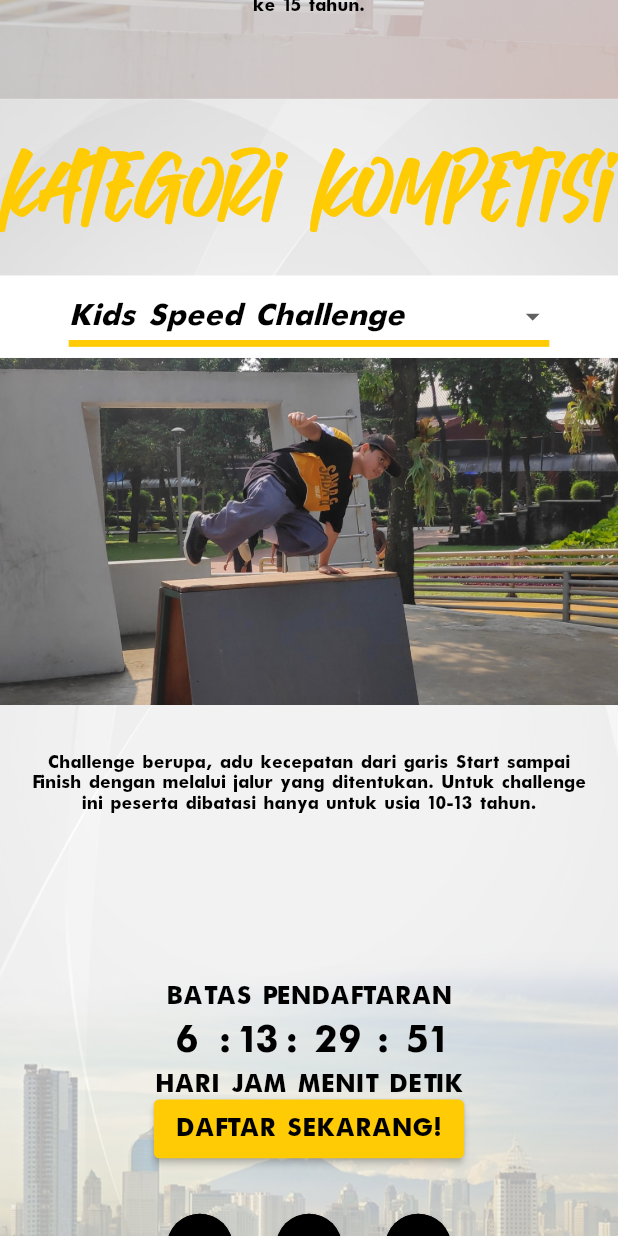
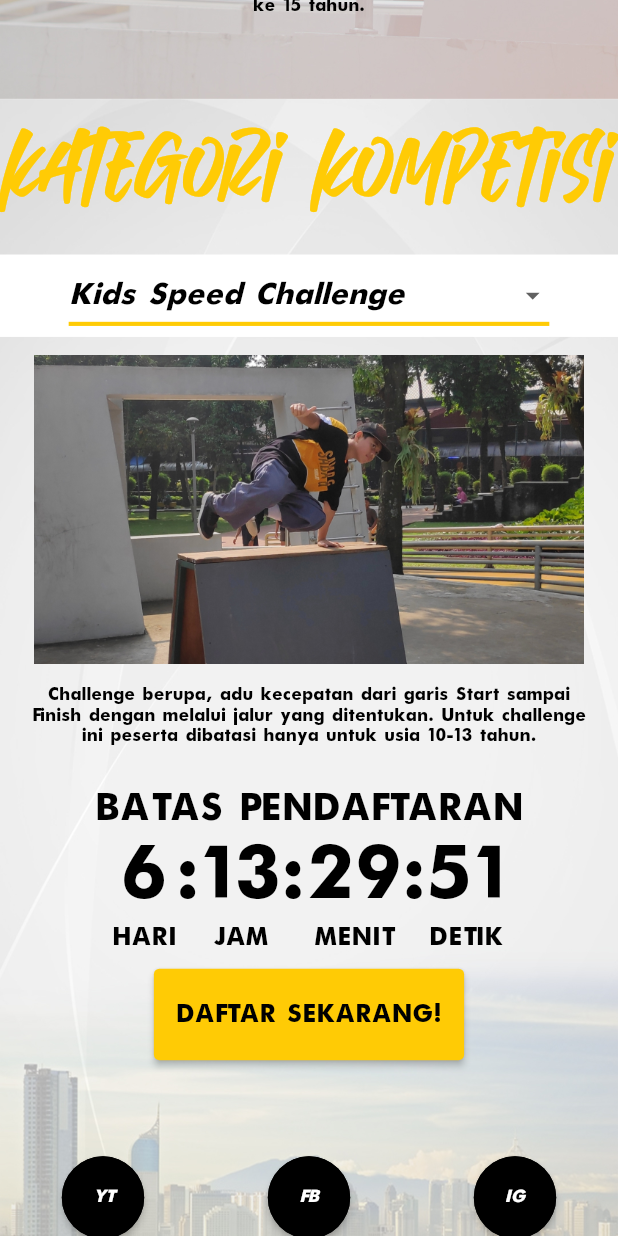
Before and after one commit to nurihsan95/website-parkourjkt, a Flutter app: the screen it shows after launch, scrolled down 1728 dp, on a phone screen of 412 x 824 dp. Run offline on Flutter 3.47's test engine with Material 2 defaults, Android fonts, the phone set to English and light mode, and no system bars; drawn by our look-alikes of auto_size_text; our stand-ins replace firebase_core, font_awesome_flutter, responsive_framework; accounts and stored records are empty.

Commit message:
Layout and countdownd fixes

```diff
--- a/lib/view/dessign_pattern/bullet_text.dart
+++ b/lib/view/dessign_pattern/bullet_text.dart
@@ -20,10 +20,7 @@
     } else {
       fontsize = SubContentStyle.fontSize;
     }
-    return Container(
-      alignment: Alignment.center,
-      width: screenSize.width * 0.325,
-      height: screenSize.height * 0.325,
+    return Center(
       child: AutoSizeText(
         text,
         textAlign: TextAlign.center,
--- a/lib/view/dessign_pattern/countdown.dart
+++ b/lib/view/dessign_pattern/countdown.dart
@@ -19,6 +19,7 @@
   }
 
   Timer? countdownTimer;
+  bool _isOver = false;
 
   static DateTime finalDateTime =
       DateTime(2022, 8, 28); //TODO: Set tanggal sebenarnya
@@ -36,6 +37,7 @@
       final seconds = dateDifference.inSeconds - reduceSecondsBy;
       if (seconds < 0) {
         countdownTimer!.cancel();
+        _isOver = true;
       } else {
         dateDifference = Duration(seconds: seconds);
       }
@@ -236,7 +238,7 @@
               onPrimary: Color(0xFF000000),
               primary: Color(0xFFFFcb05),
             ),
-            onPressed: _launchURL,
+            onPressed: _isOver ? null : _launchURL,
             child: Padding(
               padding: EdgeInsets.symmetric(vertical: 2),
               child: AutoSizeText(
--- a/lib/view/dessign_pattern/dropdown_tab.dart
+++ b/lib/view/dessign_pattern/dropdown_tab.dart
@@ -25,7 +25,8 @@
       font = ContentStyle.fontSize;
     }
     return Column(mainAxisAlignment: MainAxisAlignment.spaceEvenly, children: [
-      Container(
+      Flexible(
+        child: Container(
           color: Colors.white,
           width: double.maxFinite,
           child: Padding(
@@ -38,7 +39,7 @@
               style: SubContentStyle.copyWith(fontSize: 24),
               value: dropdownValue,
               underline: Container(
-              height: 5,
+                height: 3,
                 color: Color(0xFFFFcb05),
               ),
               items: <String>[
@@ -76,7 +77,9 @@
             ),
           ),
         ),
+      ),
       Flexible(
+        flex: 3,
         child: SizedBox(
             width: double.maxFinite,
             height: 600,
--- a/lib/view/dessign_pattern/social_media_button.dart
+++ b/lib/view/dessign_pattern/social_media_button.dart
@@ -30,7 +30,7 @@
 
     return CircleAvatar(
       backgroundColor: Colors.black,
-      radius: 24,
+      radius: 30,
       child: ElevatedButton(
         onPressed: _launchURL,
         child: Center(
--- a/lib/view/home.dart
+++ b/lib/view/home.dart
@@ -91,7 +91,7 @@
                 eventDate,
                 style: HeaderStyle,
                 textAlign: TextAlign.center,
-                presetFontSizes: [30, 24],
+                presetFontSizes: [30, 24, 20],
                 maxLines: 3,
               ),
             ),
@@ -112,7 +112,8 @@
                   child: Row(
                     mainAxisAlignment: MainAxisAlignment.center,
                     children: [
-                      Column(
+                      Expanded(
+                        child: Column(
                           children: [
                             Expanded(
                               child: BulletText(
@@ -125,6 +126,7 @@
                               ),
                             ),
                           ],
+                        ),
                       ),
                     ],
                   ),
@@ -161,8 +163,9 @@
               alignment: Alignment.bottomCenter,
               child: AutoSizeText(
                 'LIMITED EDITION MERCHANDISE',
-                style: ContentStyle.copyWith(fontSize: 24),
+                style: ContentStyle,
                 textAlign: TextAlign.center,
+                presetFontSizes: [24, 20],
               ),
             ),
           ),
@@ -336,30 +339,33 @@
           //   child: TabBarContent(screenSize: screenSize),
           // ),
           Expanded(
-            flex: 1,
+            flex: 2,
             child: Container(
               width: screenSize.width * 0.9,
               child: CountDownTimer(),
             ),
           ),
           Expanded(
-            flex: 1,
-            child: Container(
-              width: screenSize.width * 0.6,
+            flex: 2,
             child: Row(
               mainAxisAlignment: MainAxisAlignment.spaceEvenly,
               children: [
-                  SocialMediaButton(
+                Expanded(
+                  child: SocialMediaButton(
                     text: 'YT',
                   ),
-                  SocialMediaButton(
+                ),
+                Expanded(
+                  child: SocialMediaButton(
                     text: 'FB',
                   ),
-                  SocialMediaButton(
+                ),
+                Expanded(
+                  child: SocialMediaButton(
                     text: 'IG',
                   ),
+                ),
               ],
-              ),
             ),
           ),
         ],
```
Also changed, not shown: 1 other file. Lines whose indentation alone changed are shown as unchanged.
